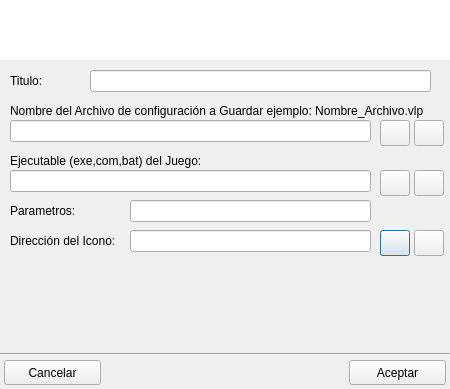
First picture: the form in ui/vdmsound.ui, repository Monthy/gr-lida, before the edit.
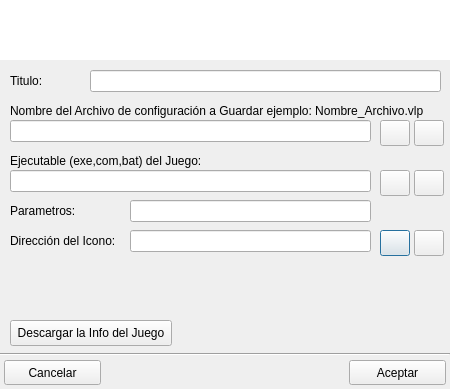
Second picture: the form after the edit. Icons and pictures are not drawn.

Commit message: Añadido buscar y descargar la info del juego en los asistentes de los emuladores.

What changed in the file:
```diff
--- a/ui/vdmsound.ui
+++ b/ui/vdmsound.ui
@@ -137,6 +137,12 @@
    </item>
    <item>
     <widget class="QFrame" name="frame" >
+     <property name="sizePolicy" >
+      <sizepolicy vsizetype="Expanding" hsizetype="Preferred" >
+       <horstretch>0</horstretch>
+       <verstretch>0</verstretch>
+      </sizepolicy>
+     </property>
      <widget class="QLabel" name="lb_Vdms_3" >
       <property name="geometry" >
        <rect>
@@ -242,7 +248,7 @@
        <rect>
         <x>90</x>
         <y>10</y>
-        <width>341</width>
+        <width>351</width>
         <height>22</height>
        </rect>
       </property>
@@ -354,7 +360,25 @@
        </size>
       </property>
       <property name="icon" >
-       <iconset resource="../res/grlida.qrc" >:/img16/limpiar.png</iconset>
+       <iconset resource="../res/grlida.qrc" >
+        <normaloff>:/img16/limpiar.png</normaloff>:/img16/limpiar.png</iconset>
+      </property>
+     </widget>
+     <widget class="QPushButton" name="btnDescargarInfo" >
+      <property name="geometry" >
+       <rect>
+        <x>10</x>
+        <y>260</y>
+        <width>162</width>
+        <height>26</height>
+       </rect>
+      </property>
+      <property name="text" >
+       <string>Descargar la Info del Juego</string>
+      </property>
+      <property name="icon" >
+       <iconset resource="../res/grlida.qrc" >
+        <normaloff>:/img16/go-down.png</normaloff>:/img16/go-down.png</iconset>
       </property>
      </widget>
     </widget>
```
Left out of the diff: 48 changed lines with no effect on the pictures. The commit also changes 8 other files.
